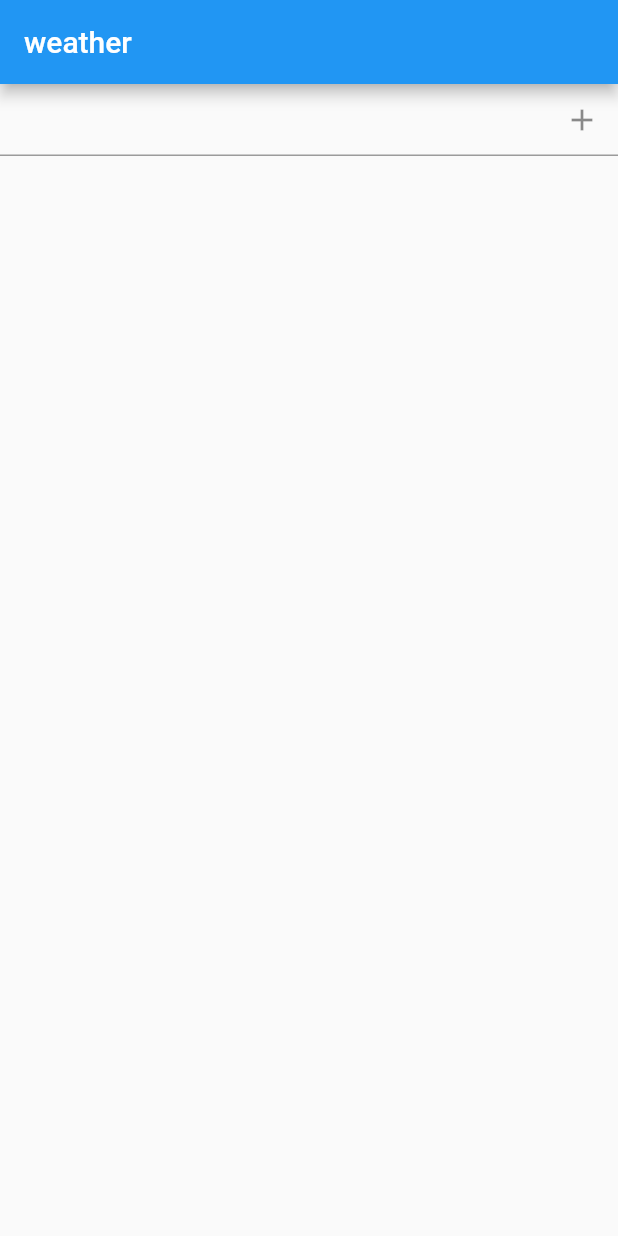
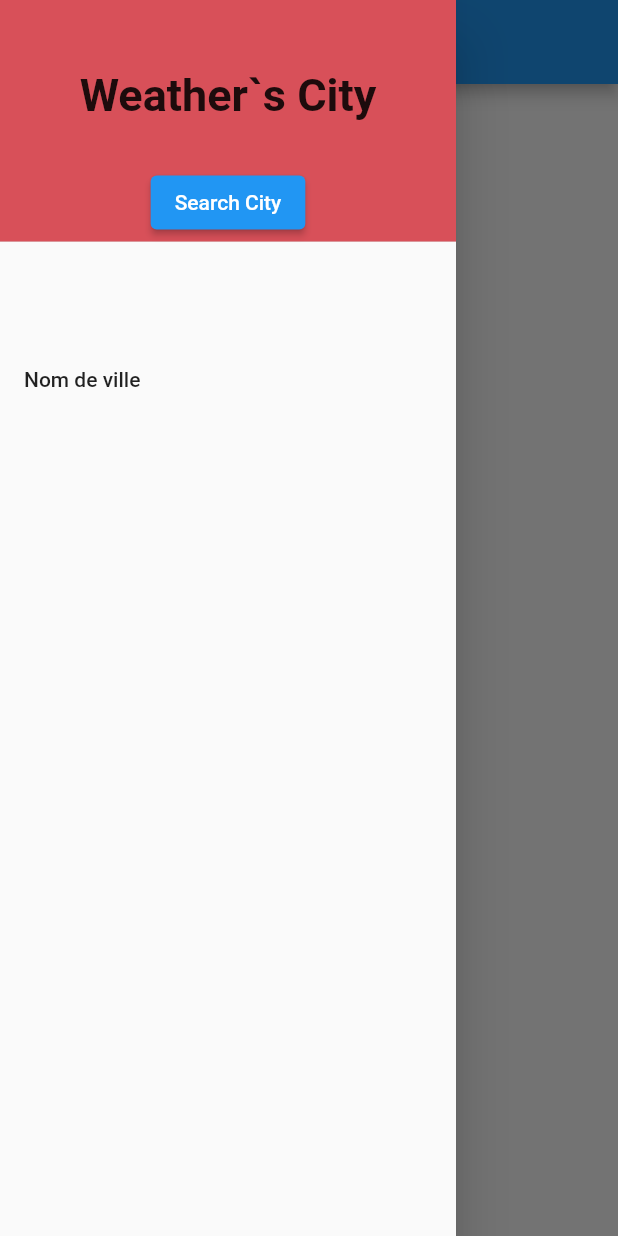
Before and after one commit to TheGooodDev/flutter_meteo, a Flutter app: the screen it shows after launch, with the side drawer open (before the commit the screen has no drawer), on a phone screen of 412 x 824 dp. Run offline on Flutter 3.47's test engine with Material 2 defaults, Android fonts, the phone set to English and light mode, and no system bars; our stand-ins replace sqflite; missing offline and left inert: flutter_meteo, prompt_dialog; accounts and stored records are empty.

Commit message:
UI/ Navigation ListTile

```diff
--- a/lib/main.dart
+++ b/lib/main.dart
@@ -1,12 +1,5 @@
-import 'dart:io';
-
-import 'package:flutter_meteo/db/database.dart';
-import 'package:flutter_meteo/models/city.dart';
-import 'package:flutter_meteo/models/meteo.dart';
-import 'package:flutter_meteo/services/user_service.dart';
 import 'package:flutter/material.dart';
-import 'package:flutter_meteo/utils/glob_var.dart';
-import 'package:sqflite/sqflite.dart';
+import 'package:prompt_dialog/prompt_dialog.dart';
 
 void main() {
   runApp(const MyApp());
@@ -14,14 +7,13 @@ void main() {
 
 class MyApp extends StatelessWidget {
   const MyApp({Key? key}) : super(key: key);
+
   @override
   Widget build(BuildContext context) {
     return MaterialApp(
-      title: 'Flutter Demo',
-      theme: ThemeData(
-        primarySwatch: Colors.blue,
-      ),
-      home: const MyHomePage(title: 'weather'),
+      title: 'Weather It',
+      home: const MyHomePage(title: 'Weather It'),
+      debugShowCheckedModeBanner: false,
     );
   }
 }
@@ -36,55 +28,107 @@ class MyHomePage extends StatefulWidget {
 }
 
 class _MyHomePageState extends State<MyHomePage> {
-  String search = "";
-  late Future<Database> database;
-  TextEditingController textfield = TextEditingController();
-  late DatabaseHandler handler;
+  late TextEditingController controller;
+
+  String name = '';
 
   @override
   void initState() {
     super.initState();
-    handler = DatabaseHandler();
-    handler.initializeDB().whenComplete(() async {
-      handler.deleteCityByName("Ouai");
-    });
+
+    controller = TextEditingController();
+  }
+
+  @override
+  void dispose() {
+    controller.dispose();
+    super.dispose();
   }
 
   @override
   Widget build(BuildContext context) {
     return Scaffold(
-        appBar: AppBar(
-          title: Text(widget.title),
+      appBar: AppBar(
+        title: Center(child: Text(widget.title)),
+        backgroundColor: Colors.blue,
+      ),
+      drawer: Drawer(
+        child: ListView(
+          padding: EdgeInsets.zero,
+          children: [
+            DrawerHeader(
+              decoration: BoxDecoration(
+                color: Color.fromARGB(255, 216, 80, 89),
+              ),
+              child: Column(
+                children: [
+                  SizedBox(height: 30),
+                  Container(
+                    child: Text('Weather`s City',
+                        style: TextStyle(
+                            fontSize: 30, fontWeight: FontWeight.bold)),
+                  ),
+                  SizedBox(height: 30),
+                  ElevatedButton(
+                      onPressed: () async {
+                        //return print(await prompt(context));
+                        final name = await SearchButton();
+                        if (name == null || name.isEmpty) return;
+
+                        setState(() {
+                          this.name = name;
+                        });
+                      },
+                      child: Text('Search City'))
+                ],
+              ),
+            ),
+            // Row(
+            //   children: [
+            //     Expanded(child: Text('Name: ', style: TextStyle(fontSize: 15))),
+            //     SizedBox(width: 9),
+            //     Text(name),
+            //   ],
+            // ),
+            ListTile(
+              title: Text(name),
+              // onTap: () {
+              //   Navigator.push(
+              //     context,
+              //     MaterialPageRoute(builder: (context) => ()),
+              //   );
+              // }
+            ),
+            ListTile(
+              title: const Text('Nom de ville'),
+              // onTap: () {
+              //   Navigator.push(
+              //     context,
+              //     MaterialPageRoute(builder: (context) => ()),
+              //   );
+              // },
+            ),
+          ],
         ),
-        body: Column(children: [
-          TextField(
-            controller: textfield,
-            decoration: InputDecoration(
-                suffixIcon: InkWell(
-                    onTap: () {
-                      handler.insertCity(textfield.text);
-                      textfield.clear();
-                    },
-                    child: new Icon(Icons.add))),
-          ),
-          FutureBuilder<List<City>>(
-            future: this.handler.retrieveCity(),
-            builder: (context, snapshot) {
-              if (snapshot.connectionState == ConnectionState.waiting) {
-                return const Text("loading");
-              } else if (snapshot.connectionState == ConnectionState.done) {
-                return ListView.builder(
-                  itemCount: snapshot.data?.length,
-                  shrinkWrap: true,
-                  itemBuilder: (context, index) {
-                    return ListTile(title: Text(snapshot.data![index].name));
-                  },
-                );
-              } else {
-                return Container();
-              }
-            },
-          )
-        ]));
+      ),
+    );
+  }
+
+  Future<String?> SearchButton() => showDialog<String>(
+      context: context,
+      builder: (context) => AlertDialog(
+            title: Text('Search City'),
+            content: TextField(
+              autofocus: true,
+              controller: controller,
+              onSubmitted: (_) => submit(),
+              decoration: InputDecoration(hintText: 'Enter City Name ?'),
+            ),
+            actions: [TextButton(onPressed: submit, child: Text('Ajouter'))],
+          ));
+
+  void submit() {
+    Navigator.of(context).pop(controller.text);
+    controller.clear();
   }
 }
--- a/pubspec.yaml
+++ b/pubspec.yaml
@@ -1,4 +1,4 @@
-name: flutter_meteo
+name: weatherit
 description: A new Flutter project.
 
 # The following line prevents the package from being accidentally published to
@@ -34,9 +34,7 @@ dependencies:
   # The following adds the Cupertino Icons font to your application.
   # Use with the CupertinoIcons class for iOS style icons.
   cupertino_icons: ^1.0.2
-  http: ^0.13.4
-  sqflite: ^2.0.2+1
-  path: ^1.8.1
+  prompt_dialog: ^1.0.9
 
 dev_dependencies:
   flutter_test:
```
Also changed, not shown: pubspec.lock, 20 other files.
